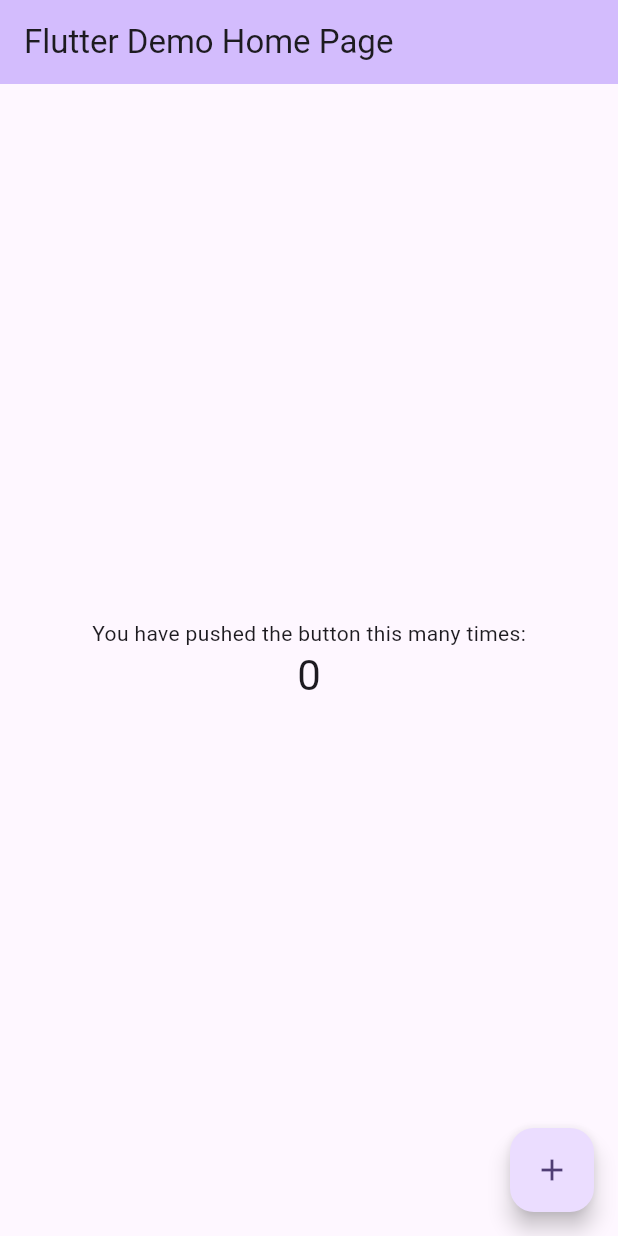
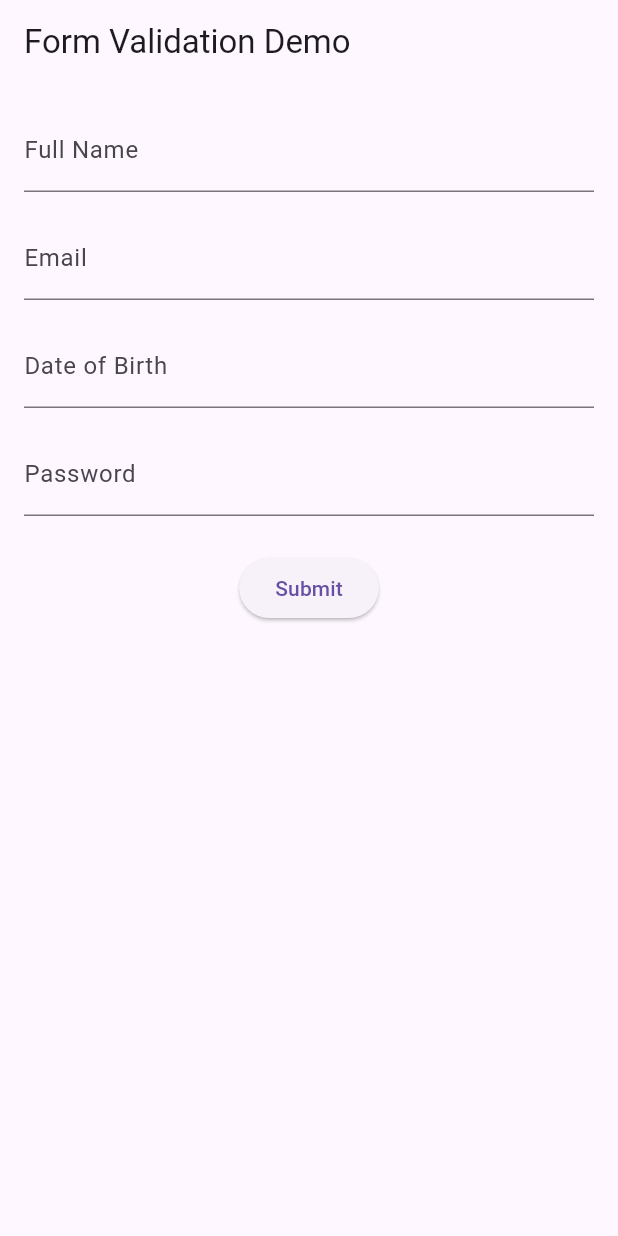
Before and after one commit to JuanSanchez12/SignUpPage, a Flutter app: the screen it shows after launch, on a phone screen of 412 x 824 dp. Run offline on Flutter 3.47's test engine with Material 3 defaults, Android fonts, the phone set to English and light mode, and no system bars.

Commit message:
Added minimal signup form UI

```diff
--- a/lib/main.dart
+++ b/lib/main.dart
@@ -1,125 +1,73 @@
 import 'package:flutter/material.dart';
 
-void main() {
-  runApp(const MyApp());
-}
+void main() => runApp(const MyApp());
 
 class MyApp extends StatelessWidget {
   const MyApp({super.key});
 
-  // This widget is the root of your application.
   @override
   Widget build(BuildContext context) {
+    const appTitle = 'Form Validation Demo';
     return MaterialApp(
-      title: 'Flutter Demo',
-      theme: ThemeData(
-        // This is the theme of your application.
-        //
-        // TRY THIS: Try running your application with "flutter run". You'll see
-        // the application has a purple toolbar. Then, without quitting the app,
-        // try changing the seedColor in the colorScheme below to Colors.green
-        // and then invoke "hot reload" (save your changes or press the "hot
-        // reload" button in a Flutter-supported IDE, or press "r" if you used
-        // the command line to start the app).
-        //
-        // Notice that the counter didn't reset back to zero; the application
-        // state is not lost during the reload. To reset the state, use hot
-        // restart instead.
-        //
-        // This works for code too, not just values: Most code changes can be
-        // tested with just a hot reload.
-        colorScheme: ColorScheme.fromSeed(seedColor: Colors.deepPurple),
-        useMaterial3: true,
+      title: appTitle,
+      home: Scaffold(
+        appBar: AppBar(
+          title: const Text(appTitle),
+        ),
+        body: const MyCustomForm(),
       ),
-      home: const MyHomePage(title: 'Flutter Demo Home Page'),
     );
   }
 }
 
-class MyHomePage extends StatefulWidget {
-  const MyHomePage({super.key, required this.title});
-
-  // This widget is the home page of your application. It is stateful, meaning
-  // that it has a State object (defined below) that contains fields that affect
-  // how it looks.
-
-  // This class is the configuration for the state. It holds the values (in this
-  // case the title) provided by the parent (in this case the App widget) and
-  // used by the build method of the State. Fields in a Widget subclass are
-  // always marked "final".
-
-  final String title;
+class MyCustomForm extends StatefulWidget {
+  const MyCustomForm({super.key});
 
   @override
-  State<MyHomePage> createState() => _MyHomePageState();
+  MyCustomFormState createState() {
+    return MyCustomFormState();
+  }
 }
 
-class _MyHomePageState extends State<MyHomePage> {
-  int _counter = 0;
-
-  void _incrementCounter() {
-    setState(() {
-      // This call to setState tells the Flutter framework that something has
-      // changed in this State, which causes it to rerun the build method below
-      // so that the display can reflect the updated values. If we changed
-      // _counter without calling setState(), then the build method would not be
-      // called again, and so nothing would appear to happen.
-      _counter++;
-    });
-  }
-
+class MyCustomFormState extends State<MyCustomForm> {
   @override
   Widget build(BuildContext context) {
-    // This method is rerun every time setState is called, for instance as done
-    // by the _incrementCounter method above.
-    //
-    // The Flutter framework has been optimized to make rerunning build methods
-    // fast, so that you can just rebuild anything that needs updating rather
-    // than having to individually change instances of widgets.
-    return Scaffold(
-      appBar: AppBar(
-        // TRY THIS: Try changing the color here to a specific color (to
-        // Colors.amber, perhaps?) and trigger a hot reload to see the AppBar
-        // change color while the other colors stay the same.
-        backgroundColor: Theme.of(context).colorScheme.inversePrimary,
-        // Here we take the value from the MyHomePage object that was created by
-        // the App.build method, and use it to set our appbar title.
-        title: Text(widget.title),
+    return Padding(
+      padding: const EdgeInsets.all(16.0),
+      child: Column(
+        children: [
+          const TextField(
+            decoration: InputDecoration(
+              labelText: 'Full Name',
+            ),
+          ),
+          const SizedBox(height: 16),
+          const TextField(
+            decoration: InputDecoration(
+              labelText: 'Email',
+            ),
+            keyboardType: TextInputType.emailAddress,
+          ),
+          const SizedBox(height: 16),
+          const TextField(
+            decoration: InputDecoration(
+              labelText: 'Date of Birth',
+            ),
+          ),
+          const SizedBox(height: 16),
+          const TextField(
+            decoration: InputDecoration(
+              labelText: 'Password',
+            ),
+            obscureText: true,
+          ),
+          const SizedBox(height: 24),
+          ElevatedButton(
+            onPressed: () {},
+            child: const Text('Submit'),
+          ),
+        ],
       ),
-      body: Center(
-        // Center is a layout widget. It takes a single child and positions it
-        // in the middle of the parent.
-        child: Column(
-          // Column is also a layout widget. It takes a list of children and
-          // arranges them vertically. By default, it sizes itself to fit its
-          // children horizontally, and tries to be as tall as its parent.
-          //
-          // Column has various properties to control how it sizes itself and
-          // how it positions its children. Here we use mainAxisAlignment to
-          // center the children vertically; the main axis here is the vertical
-          // axis because Columns are vertical (the cross axis would be
-          // horizontal).
-          //
-          // TRY THIS: Invoke "debug painting" (choose the "Toggle Debug Paint"
-          // action in the IDE, or press "p" in the console), to see the
-          // wireframe for each widget.
-          mainAxisAlignment: MainAxisAlignment.center,
-          children: <Widget>[
-            const Text(
-              'You have pushed the button this many times:',
-            ),
-            Text(
-              '$_counter',
-              style: Theme.of(context).textTheme.headlineMedium,
-            ),
-          ],
-        ),
-      ),
-      floatingActionButton: FloatingActionButton(
-        onPressed: _incrementCounter,
-        tooltip: 'Increment',
-        child: const Icon(Icons.add),
-      ), // This trailing comma makes auto-formatting nicer for build methods.
     );
   }
 }
```
